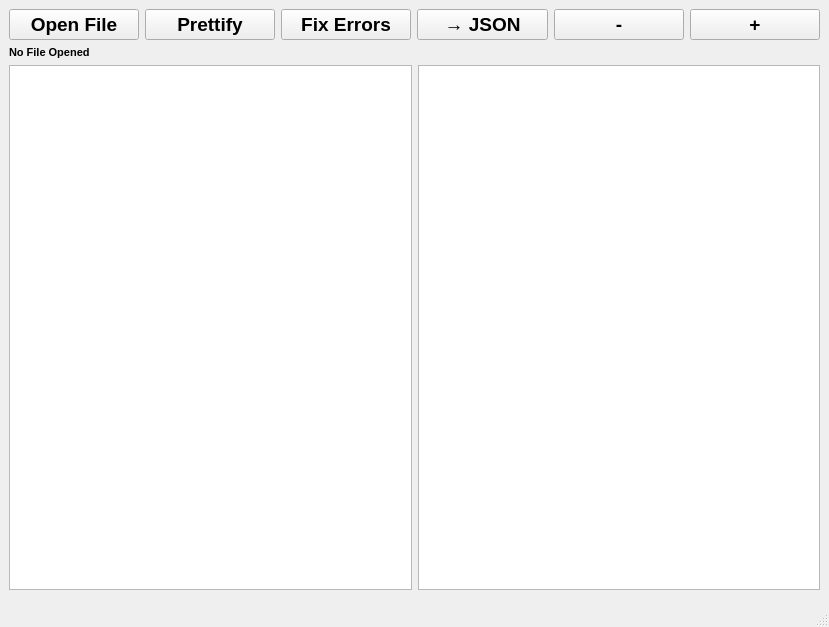
This is test2/untitled/mainwindow.ui in Mo3az2000/CSE331_Project as Qt 5 draws it before an edit. The edited form follows.
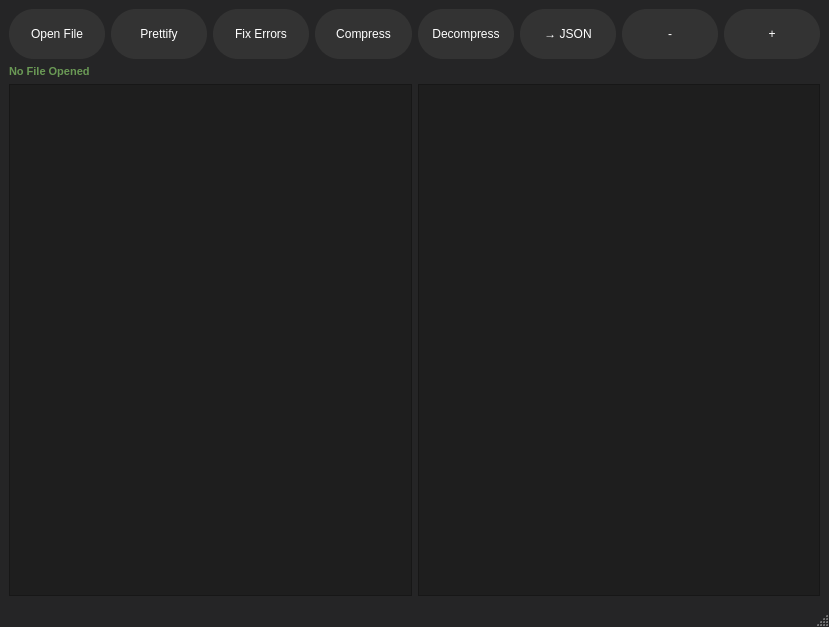
This is the edited form.

```diff
--- a/test2/untitled/mainwindow.ui
+++ b/test2/untitled/mainwindow.ui
@@ -13,12 +13,33 @@
   <property name="font">
    <font>
     <pointsize>14</pointsize>
-    <bold>true</bold>
+    <bold>false</bold>
    </font>
   </property>
   <property name="windowTitle">
    <string>Text Editor</string>
   </property>
+  <property name="styleSheet">
+   <string notr="true">QPushButton {
+border-radius: 25px;
+padding: 0 8px;
+background:#333333;
+font: 700 12pt &quot;Consolas&quot;;
+height: 50px;
+color: white;
+}
+QMainWindow{
+background:#252526
+}
+QLabel{
+color:#6a9955;
+}
+QTextEdit{
+background:#1e1e1e;
+color:#d4d4d4;
+}
+</string>
+  </property>
   <widget class="QWidget" name="centralwidget">
    <layout class="QVBoxLayout" name="verticalLayout">
     <item>
@@ -47,6 +68,20 @@
         </property>
        </widget>
       </item>
+      <item>
+       <widget class="QPushButton" name="compressButton">
+        <property name="text">
+         <string>Compress</string>
+        </property>
+       </widget>
+      </item>
+      <item>
+       <widget class="QPushButton" name="decompressButton">
+        <property name="text">
+         <string>Decompress</string>
+        </property>
+       </widget>
+      </item>
       <item>
        <widget class="QPushButton" name="jsonButton">
         <property name="text">
@@ -56,6 +91,9 @@
       </item>
       <item>
        <widget class="QPushButton" name="decButton">
+        <property name="styleSheet">
+         <string notr="true"/>
+        </property>
         <property name="text">
          <string>-</string>
         </property>
@@ -78,6 +116,9 @@
         <bold>true</bold>
        </font>
       </property>
+      <property name="styleSheet">
+       <string notr="true"/>
+      </property>
       <property name="text">
        <string>No File Opened</string>
       </property>
```
Left out of the diff: 2 changed lines with no effect on the pictures.
